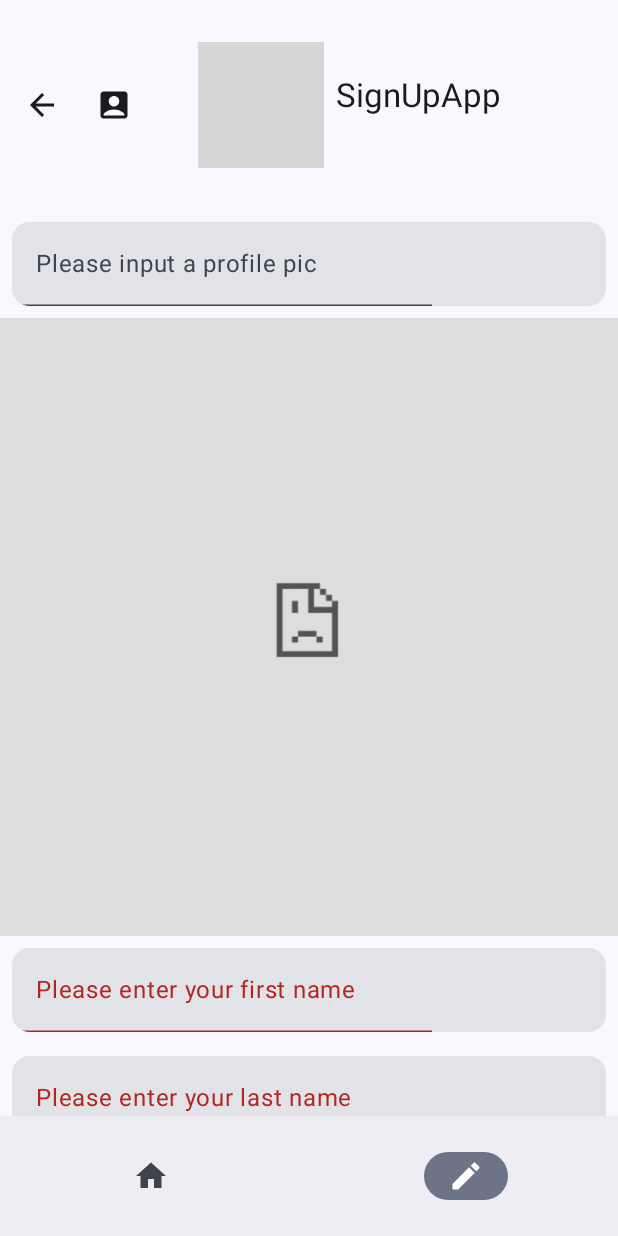
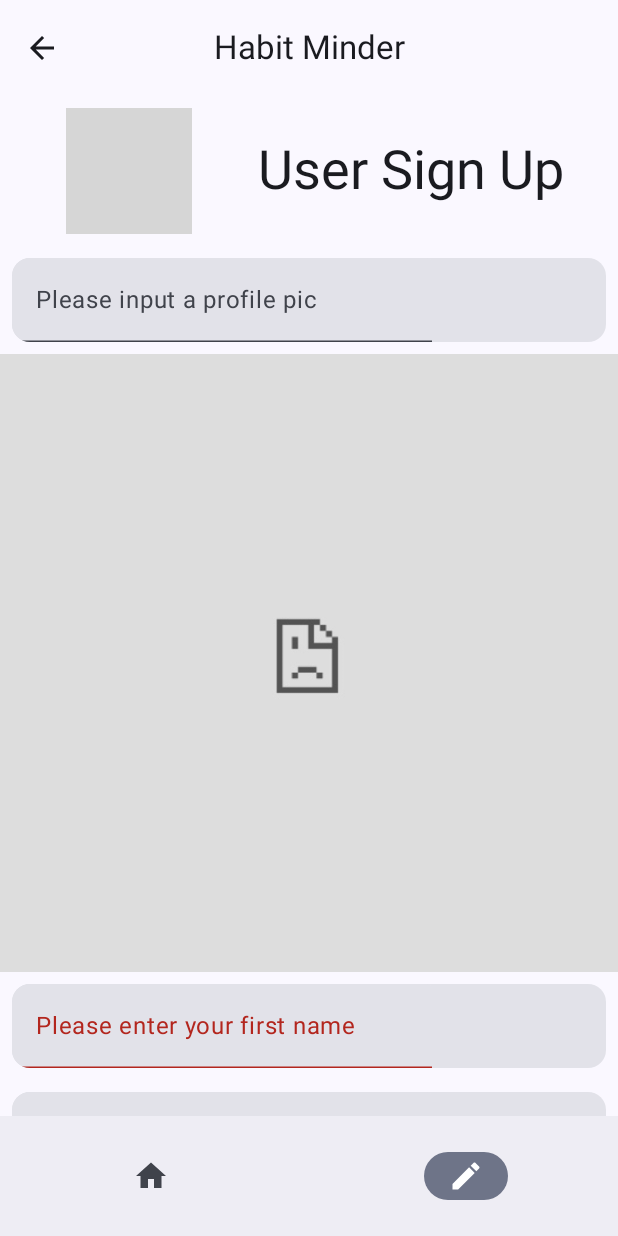
Before and after one commit to JeanRose-JAC/HabitTracker, an Android app built with Jetpack Compose: the screen it shows after launch (MainActivity), item 2 of the bottom bar chosen, on a phone screen of 412 x 824 dp. Run offline under Robolectric (Android 15) with nearby library versions, the phone set to English and light mode, and no system bars; grey boxes are pictures that could not be loaded.

Commit message:
Refactored some ui elements like the top bar and user sign up page

```diff
--- a/HabitTrackerApp/app/src/main/java/com/example/habittrackerapp/MainActivity.kt
+++ b/HabitTrackerApp/app/src/main/java/com/example/habittrackerapp/MainActivity.kt
@@ -11,11 +11,11 @@ import androidx.compose.runtime.CompositionLocalProvider
 import androidx.compose.runtime.compositionLocalOf
 import androidx.compose.runtime.snapshots.SnapshotStateList
 import androidx.compose.ui.Modifier
-import com.example.habittrackerapp.ui.theme.HabitTrackerAppTheme
 import androidx.navigation.NavController
 import androidx.navigation.compose.rememberNavController
 import com.example.habittrackerapp.layout.MainLayout
 import com.example.habittrackerapp.navigation.rememberMutableStateListOf
+import com.example.habittrackerapp.ui.theme.HabitTrackerAppTheme
 
 val LocalNavController = compositionLocalOf<NavController> { error("No NavController found!") }
 val data= compositionLocalOf<SnapshotStateList<String>>{ error("No list found!")}
@@ -34,7 +34,7 @@ class MainActivity : ComponentActivity() {
                     val userInput = rememberMutableStateListOf<String>("","","","","","","")
 
                     CompositionLocalProvider(LocalNavController provides navController, data provides userInput) {
-                        MainLayout("SignUpApp") {
+                        MainLayout("Habit Minder") {
                             Router()
                         }
 
--- a/HabitTrackerApp/app/src/main/java/com/example/habittrackerapp/layout/MainLayout.kt
+++ b/HabitTrackerApp/app/src/main/java/com/example/habittrackerapp/layout/MainLayout.kt
@@ -5,7 +5,6 @@ import androidx.compose.foundation.layout.padding
 import androidx.compose.material3.Scaffold
 import androidx.compose.runtime.Composable
 import androidx.compose.ui.Modifier
-import com.example.habittrackerapp.LocalNavController
 
 /**
  * The MainLayout, using the helps us seperate the code into a tapbar, a content and a bottom bar
@@ -14,10 +13,9 @@ import com.example.habittrackerapp.LocalNavController
  */
 
 @Composable
-fun MainLayout(screenName:String,content:@Composable ()->Unit){
-
-
-    val navController = LocalNavController.current
+fun MainLayout(
+    screenName:String,
+    content:@Composable ()->Unit){
 
     Scaffold(
         modifier = Modifier,
--- a/HabitTrackerApp/app/src/main/java/com/example/habittrackerapp/layout/TopBar.kt
+++ b/HabitTrackerApp/app/src/main/java/com/example/habittrackerapp/layout/TopBar.kt
@@ -1,16 +1,7 @@
 package com.example.habittrackerapp.layout
 
 
-import androidx.compose.foundation.Image
-import androidx.compose.foundation.layout.Row
-import androidx.compose.foundation.layout.Spacer
-import androidx.compose.foundation.layout.fillMaxWidth
-import androidx.compose.foundation.layout.height
-import androidx.compose.foundation.layout.padding
-import androidx.compose.foundation.layout.size
-import androidx.compose.foundation.layout.width
 import androidx.compose.material.icons.Icons
-import androidx.compose.material.icons.filled.AccountBox
 import androidx.compose.material.icons.filled.ArrowBack
 import androidx.compose.material3.CenterAlignedTopAppBar
 import androidx.compose.material3.ExperimentalMaterial3Api
@@ -18,59 +9,25 @@ import androidx.compose.material3.Icon
 import androidx.compose.material3.IconButton
 import androidx.compose.material3.Text
 import androidx.compose.runtime.Composable
-import androidx.compose.ui.Modifier
-import androidx.compose.ui.res.painterResource
-import androidx.compose.ui.unit.dp
 import com.example.habittrackerapp.LocalNavController
-import com.example.habittrackerapp.R
 /**
- * The Top bar of the different screens show in the application, it shows a way to navigate to
- * the Profile page
+ * Composable for the shared top bar.
+ * There is a back button that brings the user to the previous page.
  */
 @OptIn(ExperimentalMaterial3Api::class)
 @Composable
 fun TopBarScreen(title:String){
     val navController = LocalNavController.current
     CenterAlignedTopAppBar(
-        title={ Row(modifier= Modifier
-            .padding(20.dp)
-            .fillMaxWidth(),
-
-            ){
-            Image(
-                modifier = Modifier
-                    .size(100.dp)
-                    .padding(8.dp),
-                painter= painterResource(R.drawable.logo),
-                contentDescription = null
-            )
-            Text(
-                text=title,
-                modifier = Modifier
-                    .padding(0.dp,30.dp,0.dp,0.dp)
-
-            )
-            Spacer(modifier = Modifier
-                .height(100.dp)
-                .width(100.dp))
-
-
-        }},
-        navigationIcon={
-            Row {
-                IconButton(onClick = {navController.popBackStack()}) {
-                    Icon(Icons.Filled.ArrowBack, contentDescription = "back")
-                }
-
-                IconButton(onClick = { navController.navigate(Routes.SignUp.route)}) {
-                    Icon(Icons.Filled.AccountBox, contentDescription = "Profile")
-                }
-
+        title={Text(title)},
+        navigationIcon = {
+            IconButton(onClick = {navController.navigateUp()}){
+                Icon(
+                    imageVector = Icons.Filled.ArrowBack,
+                    contentDescription = "Go Back"
+                )
             }
-
-        }
-
-
+        },
     )
 
 }
--- a/HabitTrackerApp/app/src/main/java/com/example/habittrackerapp/navigation/UserSignUpScreen.kt
+++ b/HabitTrackerApp/app/src/main/java/com/example/habittrackerapp/navigation/UserSignUpScreen.kt
@@ -1,11 +1,13 @@
 package com.example.habittrackerapp.navigation
 
 
-import android.graphics.drawable.Drawable
+import androidx.compose.foundation.Image
+import androidx.compose.foundation.layout.Arrangement
 import androidx.compose.foundation.layout.Column
 import androidx.compose.foundation.layout.Row
 import androidx.compose.foundation.layout.fillMaxWidth
 import androidx.compose.foundation.layout.padding
+import androidx.compose.foundation.layout.size
 import androidx.compose.foundation.lazy.LazyColumn
 import androidx.compose.foundation.selection.selectable
 import androidx.compose.material3.Button
@@ -17,7 +19,6 @@ import androidx.compose.material3.Scaffold
 import androidx.compose.material3.Text
 import androidx.compose.material3.TextField
 import androidx.compose.runtime.Composable
-import androidx.compose.runtime.CompositionLocalProvider
 import androidx.compose.runtime.mutableStateOf
 import androidx.compose.runtime.remember
 import androidx.compose.runtime.saveable.listSaver
@@ -61,7 +62,7 @@ enum class Input(val index:Int){
 @OptIn(ExperimentalMaterial3Api::class)
 @Preview
 @Composable
-fun UserSignUp(){
+fun UserSignUp(modifier: Modifier = Modifier){
     val navController = LocalNavController.current
     val userInput= data.current
     // all of the variable needed
@@ -71,6 +72,27 @@ fun UserSignUp(){
     ) { it->
         LazyColumn(contentPadding = it){
             item{
+                Row (
+                    modifier = Modifier.fillMaxWidth(),
+                    horizontalArrangement = Arrangement.SpaceEvenly,
+                    verticalAlignment = Alignment.CenterVertically,
+                ){
+
+                    Image(
+                        modifier = Modifier
+                            .size(100.dp)
+                            .padding(8.dp),
+                        painter= painterResource(R.drawable.logo),
+                        contentDescription = null
+                    )
+
+                    Text(
+                        text = "User Sign Up",
+                        style = MaterialTheme.typography.displaySmall,
+                    )
+
+                }
+
                 ProfilePicture()
                 FirstName()
                 LastName()
@@ -96,13 +118,8 @@ fun UserSignUp(){
 
                 }
             }
-
-
         }
     }
-
-
-
 }
 
 
@@ -163,7 +180,6 @@ fun FirstName(modifier: Modifier = Modifier){
             isError=userInput.get(Input.FIRSTNAME.index).toString().isEmpty()
         )
     }
-
 }
 
 /**
@@ -297,12 +313,7 @@ fun Gender(){
                 )
             }
         }
-
-
     }
-
-
-
 }
 
 
@@ -322,23 +333,17 @@ fun Validate(list: SnapshotStateList<String>):Boolean{
     val userInput= data.current
 
     val regex="""^([a-z0-9_\.-]+)@([\da-z\.-]+)\.([a-z\.]{2,63})${'$'}""".toRegex()
-    if(userInput.get(Input.FIRSTNAME.index).toString().isEmpty() ){
-        return false
+    return if(userInput.get(Input.FIRSTNAME.index).toString().isEmpty() ){
+        false
     }
     else if (userInput.get(Input.LASTNAME.index).toString().isEmpty() ){
-        return false
+        false
     }else if( userInput.get(Input.EMAIL.index).toString().matches(regex)){
-        return false
+        false
     }    else if(userInput.get(Input.PASSWORD.index).toString()!=userInput.get(Input.PASSWORDCONFIRMATION.index).toString()){
-        return false
+        false
     }
-    else if( userInput.get(Input.PASSWORD.index).toString().length<8 || userInput.get(Input.GENDER.index).toString().isEmpty()){
-        return false
-    }
-    else{
-        return true
-    }
-
+    else !(userInput.get(Input.PASSWORD.index).toString().length<8 || userInput.get(Input.GENDER.index).toString().isEmpty())
 }
 
 /**
@@ -369,7 +374,9 @@ fun ProfilePicture(modifier: Modifier=Modifier){
     AsyncImage(
         model = Input.PROFILEPIC.index,
         contentDescription = "Translated description of what the image contains",
-        error = painterResource( R.drawable.notgood)
+        error = painterResource( R.drawable.notgood),
+        alignment = Alignment.Center,
+        modifier = Modifier.fillMaxWidth()
     )
 
 }
```
